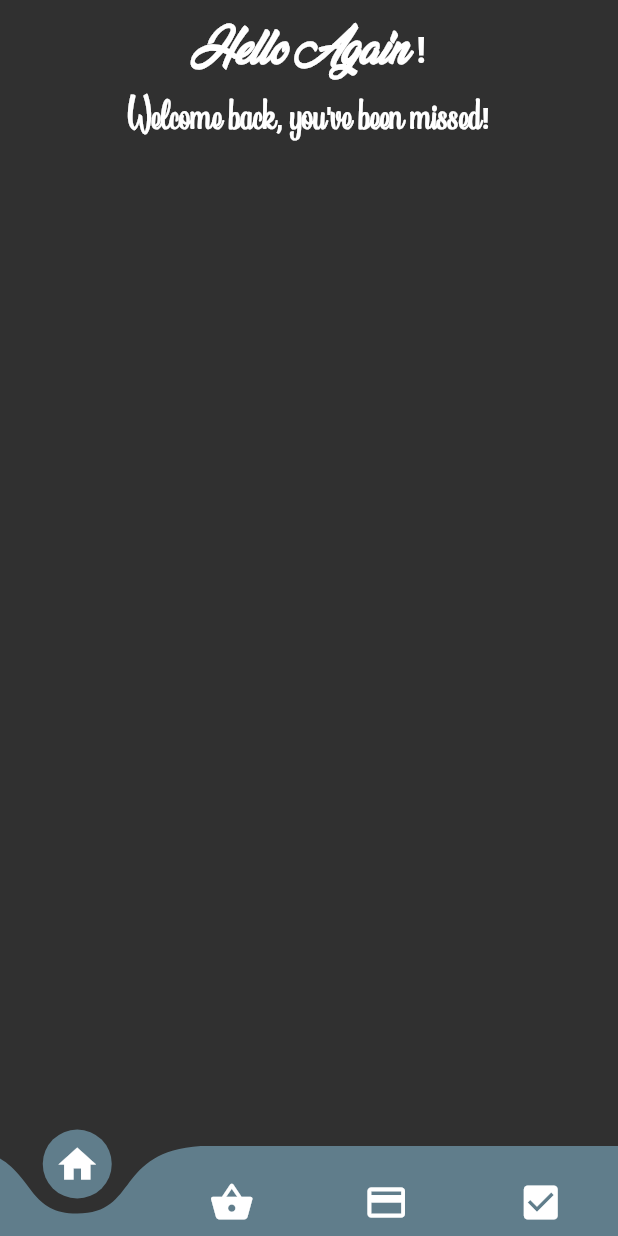
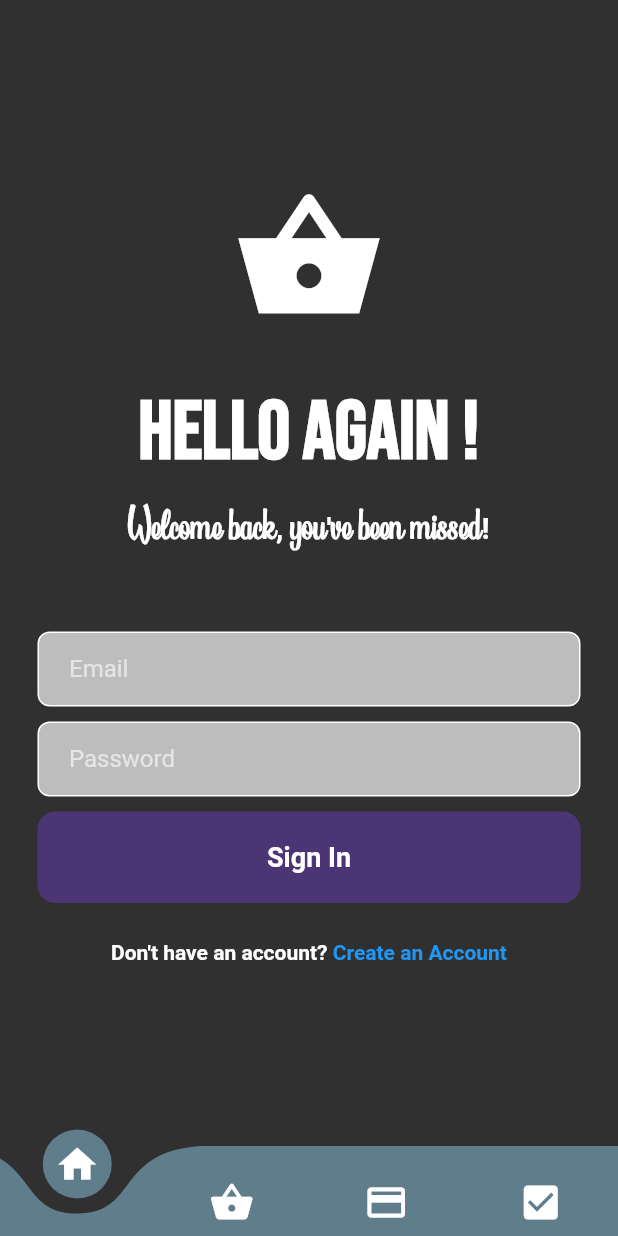
Before and after one commit to mishasharotakala/products, a Flutter app: the screen it shows after launch, on a phone screen of 412 x 824 dp. Run offline on Flutter 3.47's test engine with Material 2 defaults, Android fonts, the phone set to English and light mode, and no system bars; drawn by our look-alikes of curved_navigation_bar; our stand-ins replace firebase_core, google_fonts; accounts and stored records are empty.

Commit message:
first commit

```diff
--- a/lib/home.dart
+++ b/lib/home.dart
@@ -3,7 +3,6 @@ import 'package:flutter/material.dart';
 import 'package:products/card0.dart';
 import 'package:products/card1.dart';
 import 'package:products/card2.dart';
-import 'package:products/card3.dart';
 import 'package:products/screens/login_screen.dart';
 // 1
 class Home extends StatefulWidget {
--- a/lib/screens/login_screen.dart
+++ b/lib/screens/login_screen.dart
@@ -15,20 +15,27 @@ class _LoginPageState extends State<LoginPage> {
       body: SafeArea(
         child: Center(
           child: Column(
-            children: const [
+            mainAxisAlignment: MainAxisAlignment.center,
+            children: [
+              const Icon(
+                Icons.shopping_basket_sharp,
+                size: 100,
+              ),
+
+              const SizedBox(height: 15,),
               // Hello Again
-              SizedBox(height: 20,),
-              Text(
+              const SizedBox(height: 20,),
+              const Text(
                 "Hello Again !",
                 style: TextStyle(
                   decoration: TextDecoration.none,
-                  fontFamily: "VeganStylePersonalUse",
-                  fontSize: 24,
+                  fontFamily: "BebasNeue",
+                  fontSize: 54,
                   fontWeight: FontWeight.bold,
                 ),
               ),
-              SizedBox(height: 10,),
-              Text(
+              const SizedBox(height: 10,),
+              const Text(
                 "Welcome back, you've been missed!",
                 style: TextStyle(
                   decoration: TextDecoration.none,
@@ -37,6 +44,93 @@ class _LoginPageState extends State<LoginPage> {
                   fontWeight: FontWeight.bold,
                 ),
               ),
+            const SizedBox(height: 50,),
+
+              // email textfield
+              Padding(
+                padding:const EdgeInsets.symmetric(horizontal: 25),
+                child: Container(
+                  decoration: BoxDecoration(
+                    color: Colors.grey[400],
+                    borderRadius: BorderRadius.circular(8),
+                    border: Border.all(color: Colors.white)
+                  ),
+                  child: const Padding(
+                    padding: EdgeInsets.only(left: 20),
+                    child: TextField(
+                      decoration: InputDecoration(
+                        border: InputBorder.none,
+                        hintText: "Email",
+                      ),
+                    ),
+                  ),
+                ),
+              ),
+              const SizedBox(height: 10,),
+              // password textfield
+              Padding(
+                padding:const EdgeInsets.symmetric(horizontal: 25),
+                child: Container(
+                  decoration: BoxDecoration(
+                    color: Colors.grey[400],
+                    borderRadius: BorderRadius.circular(8),
+                    border: Border.all(color: Colors.white)
+                  ),
+                  child: const Padding(
+                    padding: EdgeInsets.only(left: 20),
+                    child: TextField(
+                      obscureText: true,
+                      decoration: InputDecoration(
+                        border: InputBorder.none,
+                        hintText: "Password",
+                      ),
+                    ),
+                  ),
+                ),
+              ),
+
+              const SizedBox(height: 10,),
+
+              // sign in button
+              Padding(
+                padding: const EdgeInsets.symmetric(horizontal: 25),
+                child: Container(
+                  padding: const EdgeInsets.all(20),
+                  decoration: BoxDecoration(
+                    color: Colors.deepPurple.withOpacity(0.5),
+                    borderRadius: BorderRadius.circular(12),
+                  ),
+                  child: const Center(
+                    child: Text(
+                      "Sign In",
+                      style: TextStyle(
+                        fontWeight: FontWeight.bold,
+                        fontSize: 18,
+                      ),
+                    ),
+                  ),
+                ),
+              ),
+
+              const SizedBox(height: 25,),
+
+              // don't have an account? create an account
+              Row(
+                mainAxisAlignment: MainAxisAlignment.center,
+                children: const [
+                  Text(
+                    "Don't have an account? ",
+                    style: TextStyle(fontWeight: FontWeight.bold),
+                  ),
+                  Text(
+                    "Create an Account",
+                    style: TextStyle(
+                      color: Colors.blue,
+                      fontWeight: FontWeight.bold,
+                    ),
+                  ),
+                ],
+              ),
             ],
           ),
         ),
--- a/pubspec.yaml
+++ b/pubspec.yaml
@@ -101,6 +101,10 @@ flutter:
     - family: VeganStylePersonalUse
       fonts:
         - asset: assets/fonts/VeganStylePersonalUse-5Y58.ttf
+
+    - family: BebasNeue
+      fonts:
+        - asset: assets/fonts/BebasNeue-Regular.ttf
   #
   # For details regarding fonts from package dependencies,
   # see https://flutter.dev/custom-fonts/#from-packages
```
Also changed, not shown: assets/fonts/BebasNeue-Regular.ttf (added), 1 other file.
